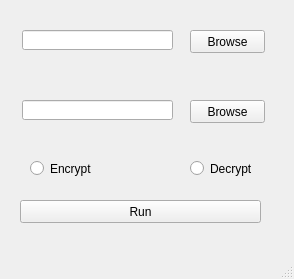
First picture: the form in MainWindow.ui, repository AHazimy/Enc._Dec-AES, before the edit.
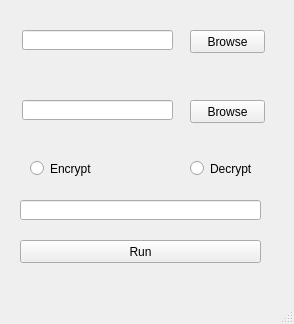
Second picture: the form after the edit.

Patch:
```diff
--- a/MainWindow.ui
+++ b/MainWindow.ui
@@ -7,7 +7,7 @@
     <x>0</x>
     <y>0</y>
     <width>294</width>
-    <height>279</height>
+    <height>324</height>
    </rect>
   </property>
   <property name="windowTitle">
@@ -64,7 +64,7 @@
     <property name="geometry">
      <rect>
       <x>20</x>
-      <y>200</y>
+      <y>240</y>
       <width>241</width>
       <height>23</height>
      </rect>
@@ -99,6 +99,16 @@
      <string>Decrypt</string>
     </property>
    </widget>
+   <widget class="QLineEdit" name="lineEdit_password">
+    <property name="geometry">
+     <rect>
+      <x>20</x>
+      <y>200</y>
+      <width>241</width>
+      <height>20</height>
+     </rect>
+    </property>
+   </widget>
   </widget>
   <widget class="QMenuBar" name="menubar">
    <property name="geometry">
```
